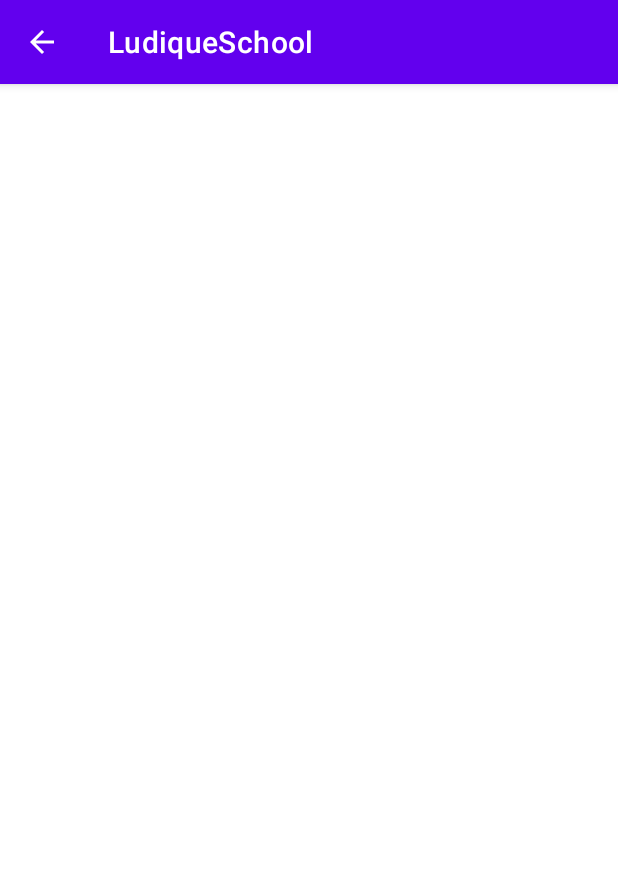
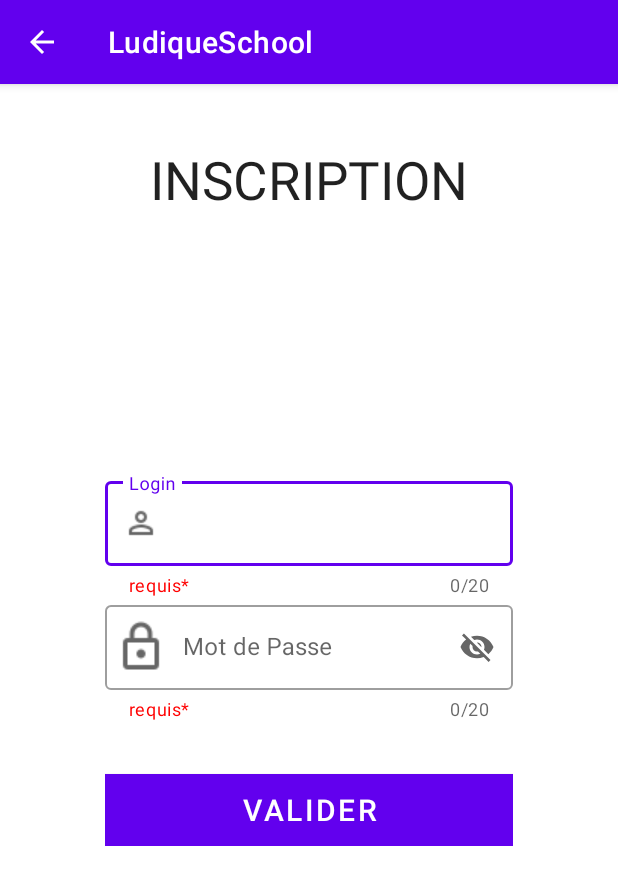
Before and after one commit to haikelJebahi/ANDROID-LudiqueSchool, an Android app: the PageInscription screen opened directly, with no data from a screen before it, on a phone screen of 412 x 824 dp. Shown: the top 885 px of the screen. Run offline under Robolectric (Android 15) with nearby library versions, the light colour scheme and no system bars.

Commit message:
page inscription

```diff
--- a/app/src/main/res/layout/activity_page_inscription.xml
+++ b/app/src/main/res/layout/activity_page_inscription.xml
@@ -1,9 +1,88 @@
 <?xml version="1.0" encoding="utf-8"?>
-<androidx.constraintlayout.widget.ConstraintLayout xmlns:android="http://schemas.android.com/apk/res/android"
+<RelativeLayout xmlns:android="http://schemas.android.com/apk/res/android"
     xmlns:app="http://schemas.android.com/apk/res-auto"
     xmlns:tools="http://schemas.android.com/tools"
     android:layout_width="match_parent"
     android:layout_height="match_parent"
     tools:context=".PageInscription">
 
-</androidx.constraintlayout.widget.ConstraintLayout>
+
+    <TextView
+        android:layout_width="match_parent"
+        android:layout_height="wrap_content"
+        android:layout_margin="40dp"
+        android:text="INSCRIPTION"
+        android:textSize="35dp"
+        android:textAlignment="center"
+        android:textAppearance="@style/Base.TextAppearance.AppCompat.Headline" />
+
+
+    <LinearLayout
+        android:layout_width="match_parent"
+        android:layout_height="wrap_content"
+        android:layout_centerVertical="true"
+        android:orientation="vertical"
+        android:padding="70dp">
+
+
+
+
+        <com.google.android.material.textfield.TextInputLayout
+            android:id="@+id/textFieldlogin"
+            style="@style/Widget.MaterialComponents.TextInputLayout.OutlinedBox"
+            android:layout_width="match_parent"
+            android:layout_height="wrap_content"
+            app:counterEnabled="true"
+            app:counterMaxLength="20"
+            app:endIconMode="clear_text"
+            app:startIconDrawable="@drawable/loginn"
+            app:helperText="@string/requis"
+            app:helperTextTextColor="@color/rouge"
+            android:hint="@string/login">
+
+
+            <com.google.android.material.textfield.TextInputEditText
+                android:layout_width="match_parent"
+                android:layout_height="wrap_content"
+                />
+
+        </com.google.android.material.textfield.TextInputLayout>
+
+
+        <com.google.android.material.textfield.TextInputLayout
+            android:id="@+id/textFieldpasseword"
+            style="@style/Widget.MaterialComponents.TextInputLayout.OutlinedBox"
+            android:layout_width="match_parent"
+            android:layout_height="wrap_content"
+            app:counterEnabled="true"
+            app:counterMaxLength="20"
+            app:endIconMode="password_toggle"
+            app:startIconDrawable="@drawable/passeword"
+            app:helperText="@string/requis"
+            app:helperTextTextColor="@color/rouge"
+            android:hint="@string/MDP">
+
+
+            <com.google.android.material.textfield.TextInputEditText
+                android:layout_width="match_parent"
+                android:layout_height="wrap_content"
+                />
+
+        </com.google.android.material.textfield.TextInputLayout>
+
+        <Button
+            android:layout_width="match_parent"
+            android:layout_height="wrap_content"
+            android:layout_alignParentRight="true"
+            android:layout_alignParentBottom="true"
+            android:background="@color/orange"
+            android:gravity="center"
+            android:onClick="validerBTN"
+            android:text="@string/valider"
+            android:layout_marginTop="35dp"
+            android:textSize="20dp" />
+
+
+    </LinearLayout>
+
+</RelativeLayout>
--- a/app/src/main/res/values/colors.xml
+++ b/app/src/main/res/values/colors.xml
@@ -8,4 +8,5 @@
     <color name="black">#FF000000</color>
     <color name="white">#FFFFFFFF</color>
     <color name="orange">#FF8C00</color>
+    <color name="rouge">#FF0000</color>
 </resources>
--- a/app/src/main/res/values/strings.xml
+++ b/app/src/main/res/values/strings.xml
@@ -1,4 +1,8 @@
 <resources>
     <string name="app_name">LudiqueSchool</string>
     <string name="inscription">INSCRIPTION</string>
+    <string name="login">Login</string>
+    <string name="requis">requis*</string>
+    <string name="MDP">Mot de Passe</string>
+    <string name="valider">Valider</string>
 </resources>
```
Also changed, not shown: app/src/main/res/drawable/login.png (added), app/src/main/res/drawable/loginn.png (added), app/src/main/res/drawable/passeword.png (added).
